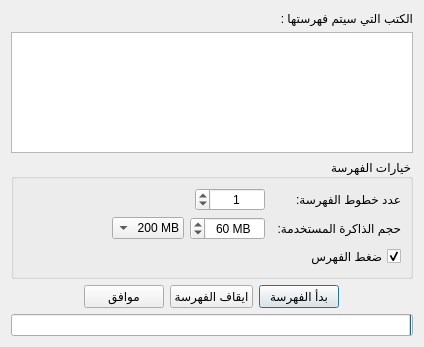
This is indexingdialg.ui in boussouira/albahhet as Qt 5 draws it before an edit. The edited form follows.
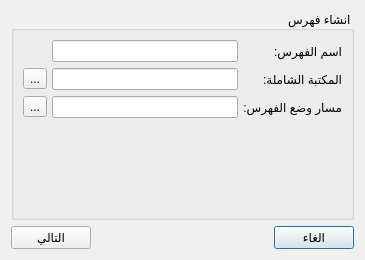
This is the edited form.

```diff
--- a/indexingdialg.ui
+++ b/indexingdialg.ui
@@ -6,8 +6,8 @@
    <rect>
     <x>0</x>
     <y>0</y>
-    <width>424</width>
-    <height>347</height>
+    <width>365</width>
+    <height>260</height>
    </rect>
   </property>
   <property name="windowTitle">
@@ -19,23 +19,121 @@
   <property name="locale">
    <locale language="Arabic" country="Morocco"/>
   </property>
+  <layout class="QVBoxLayout" name="verticalLayout_6">
+   <item>
+    <widget class="QStackedWidget" name="stackedWidget">
+     <widget class="QWidget" name="page">
+      <layout class="QVBoxLayout" name="verticalLayout_7">
+       <property name="spacing">
+        <number>0</number>
+       </property>
+       <property name="margin">
+        <number>0</number>
+       </property>
+       <item>
+        <widget class="QGroupBox" name="groupBox_2">
+         <property name="title">
+          <string>انشاء فهرس</string>
+         </property>
   <layout class="QVBoxLayout" name="verticalLayout_2">
    <item>
-    <widget class="QLabel" name="label">
+           <layout class="QGridLayout" name="gridLayout">
+            <property name="horizontalSpacing">
+             <number>5</number>
+            </property>
+            <item row="1" column="1">
+             <widget class="QLineEdit" name="lineShamelaPath">
      <property name="layoutDirection">
-      <enum>Qt::RightToLeft</enum>
-     </property>
-     <property name="locale">
-      <locale language="Arabic" country="Morocco"/>
-     </property>
+               <enum>Qt::LeftToRight</enum>
+              </property>
+              <property name="text">
+               <string/>
+              </property>
+             </widget>
+            </item>
+            <item row="1" column="2">
+             <widget class="QToolButton" name="buttonSelectShamela">
      <property name="text">
-      <string>الكتب التي سيتم فهرستها :</string>
+               <string>...</string>
      </property>
     </widget>
    </item>
-   <item>
-    <widget class="QListWidget" name="listWidget"/>
-   </item>
+            <item row="1" column="0">
+             <widget class="QLabel" name="label_4">
+              <property name="text">
+               <string>المكتبة الشاملة:</string>
+              </property>
+             </widget>
+            </item>
+            <item row="0" column="0">
+             <widget class="QLabel" name="label_5">
+              <property name="text">
+               <string>اسم الفهرس:</string>
+              </property>
+             </widget>
+            </item>
+            <item row="0" column="1">
+             <widget class="QLineEdit" name="lineIndexName">
+              <property name="sizePolicy">
+               <sizepolicy hsizetype="Expanding" vsizetype="Maximum">
+                <horstretch>0</horstretch>
+                <verstretch>0</verstretch>
+               </sizepolicy>
+              </property>
+              <property name="text">
+               <string/>
+              </property>
+             </widget>
+            </item>
+            <item row="2" column="1">
+             <widget class="QLineEdit" name="lineIndexPath">
+              <property name="layoutDirection">
+               <enum>Qt::LeftToRight</enum>
+              </property>
+              <property name="text">
+               <string/>
+              </property>
+             </widget>
+            </item>
+            <item row="2" column="0">
+             <widget class="QLabel" name="label_6">
+              <property name="text">
+               <string>مسار وضع الفهرس:</string>
+              </property>
+             </widget>
+            </item>
+            <item row="2" column="2">
+             <widget class="QToolButton" name="buttonSelectIndexPath">
+              <property name="text">
+               <string>...</string>
+              </property>
+             </widget>
+            </item>
+            <item row="3" column="1">
+             <spacer name="verticalSpacer">
+              <property name="orientation">
+               <enum>Qt::Vertical</enum>
+              </property>
+              <property name="sizeHint" stdset="0">
+               <size>
+                <width>20</width>
+                <height>40</height>
+               </size>
+              </property>
+             </spacer>
+            </item>
+           </layout>
+          </item>
+         </layout>
+        </widget>
+       </item>
+      </layout>
+     </widget>
+     <widget class="QWidget" name="page_2">
+      <layout class="QVBoxLayout" name="verticalLayout_3">
+       <property name="margin">
+        <number>0</number>
+       </property>
    <item>
     <widget class="QGroupBox" name="groupBox">
      <property name="layoutDirection">
@@ -124,7 +222,7 @@
            <set>Qt::AlignCenter</set>
           </property>
           <property name="suffix">
-           <string> MB</string>
+               <string/>
           </property>
           <property name="minimum">
            <number>10</number>
@@ -140,46 +238,46 @@
         <item>
          <widget class="QComboBox" name="comboBox">
           <property name="currentIndex">
-           <number>1</number>
+               <number>0</number>
           </property>
           <item>
            <property name="text">
-            <string>100 MB</string>
+                <string>100 ميغا</string>
            </property>
           </item>
           <item>
            <property name="text">
-            <string>200 MB</string>
+                <string>200 ميغا</string>
            </property>
           </item>
           <item>
            <property name="text">
-            <string>300 MB</string>
+                <string>300 ميغا</string>
            </property>
           </item>
           <item>
            <property name="text">
-            <string>500 MB</string>
+                <string>500 ميغا</string>
            </property>
           </item>
           <item>
            <property name="text">
-            <string>1 GB</string>
+                <string>1 جيغا</string>
            </property>
           </item>
           <item>
            <property name="text">
-            <string>1.5 GB</string>
+                <string>1.5 جيغا</string>
            </property>
           </item>
           <item>
            <property name="text">
-            <string>2 GB</string>
+                <string>2 حيغا</string>
            </property>
           </item>
           <item>
            <property name="text">
-            <string>3 GB</string>
+                <string>3 جيغا</string>
            </property>
           </item>
          </widget>
@@ -213,55 +311,61 @@
     </widget>
    </item>
    <item>
-    <layout class="QHBoxLayout" name="horizontalLayout">
-     <item>
-      <spacer name="horizontalSpacer">
+        <spacer name="verticalSpacer_2">
        <property name="orientation">
-        <enum>Qt::Horizontal</enum>
+          <enum>Qt::Vertical</enum>
        </property>
        <property name="sizeHint" stdset="0">
         <size>
-         <width>40</width>
-         <height>20</height>
+           <width>20</width>
+           <height>40</height>
         </size>
        </property>
       </spacer>
      </item>
+      </layout>
+     </widget>
+     <widget class="QWidget" name="page_3">
+      <layout class="QVBoxLayout" name="verticalLayout_4">
+       <property name="margin">
+        <number>0</number>
+       </property>
      <item>
-      <widget class="QPushButton" name="pushStartIndexing">
+        <widget class="QLabel" name="label">
+         <property name="layoutDirection">
+          <enum>Qt::RightToLeft</enum>
+         </property>
+         <property name="locale">
+          <locale language="Arabic" country="Morocco"/>
+         </property>
        <property name="text">
-        <string>بدأ الفهرسة</string>
+          <string>الكتب التي سيتم فهرستها :</string>
        </property>
       </widget>
      </item>
      <item>
-      <widget class="QPushButton" name="pushStopIndexing">
-       <property name="text">
-        <string>ايقاف الفهرسة</string>
-       </property>
-      </widget>
-     </item>
+        <widget class="QListWidget" name="listWidget"/>
+       </item>
+      </layout>
+     </widget>
+     <widget class="QWidget" name="page_4">
+      <layout class="QVBoxLayout" name="verticalLayout_5">
+       <property name="margin">
+        <number>0</number>
+       </property>
      <item>
-      <widget class="QPushButton" name="pushClose">
+        <widget class="QLabel" name="label_7">
        <property name="text">
-        <string>موافق</string>
+          <string>جاري الفهرسة...</string>
        </property>
       </widget>
      </item>
      <item>
-      <spacer name="horizontalSpacer_2">
-       <property name="orientation">
-        <enum>Qt::Horizontal</enum>
-       </property>
-       <property name="sizeHint" stdset="0">
-        <size>
-         <width>40</width>
-         <height>20</height>
-        </size>
-       </property>
-      </spacer>
-     </item>
-    </layout>
+        <widget class="QLabel" name="labelIndexedBook">
+         <property name="text">
+          <string/>
+         </property>
+        </widget>
    </item>
    <item>
     <widget class="QProgressBar" name="progressBar">
@@ -273,8 +377,113 @@
      </property>
     </widget>
    </item>
-  </layout>
- </widget>
+       <item>
+        <spacer name="verticalSpacer_3">
+         <property name="orientation">
+          <enum>Qt::Vertical</enum>
+         </property>
+         <property name="sizeHint" stdset="0">
+          <size>
+           <width>20</width>
+           <height>40</height>
+          </size>
+         </property>
+        </spacer>
+       </item>
+      </layout>
+     </widget>
+     <widget class="QWidget" name="page_5">
+      <layout class="QVBoxLayout" name="verticalLayout_8">
+       <item>
+        <widget class="QGroupBox" name="groupBox_3">
+         <property name="title">
+          <string>تمت الفهرس بنجاح</string>
+         </property>
+         <layout class="QVBoxLayout" name="verticalLayout_9">
+          <item>
+           <widget class="QLabel" name="labelIndexingInfo">
+            <property name="text">
+             <string>&lt;!DOCTYPE HTML PUBLIC &quot;-//W3C//DTD HTML 4.0//EN&quot; &quot;http://www.w3.org/TR/REC-html40/strict.dtd&quot;&gt;
+&lt;html&gt;&lt;head&gt;&lt;meta name=&quot;qrichtext&quot; content=&quot;1&quot; /&gt;&lt;style type=&quot;text/css&quot;&gt;
+p, li { white-space: pre-wrap; }
+&lt;/style&gt;&lt;/head&gt;&lt;body style=&quot; font-family:'MS Shell Dlg 2'; font-size:8.25pt; font-weight:400; font-style:normal;&quot;&gt;
+&lt;p dir='rtl' style=&quot; margin-top:0px; margin-bottom:0px; margin-left:0px; margin-right:0px; -qt-block-indent:0; text-indent:0px;&quot;&gt;تمت فهرسة %1&lt;/p&gt;
+&lt;p dir='rtl' style=&quot; margin-top:0px; margin-bottom:0px; margin-left:0px; margin-right:0px; -qt-block-indent:0; text-indent:0px;&quot;&gt;&lt;span style=&quot; font-size:8pt;&quot;&gt;تمت الفهرسة خلال %2&lt;/span&gt;&lt;/p&gt;
+&lt;p dir='rtl' style=&quot; margin-top:0px; margin-bottom:0px; margin-left:0px; margin-right:0px; -qt-block-indent:0; text-indent:0px;&quot;&gt;&lt;span style=&quot; font-size:8pt;&quot;&gt;تم ضغط الفهرس خلال %3&lt;/span&gt;&lt;/p&gt;
+&lt;p style=&quot;-qt-paragraph-type:empty; margin-top:0px; margin-bottom:0px; margin-left:0px; margin-right:0px; -qt-block-indent:0; text-indent:0px; font-size:8pt;&quot;&gt;&lt;/p&gt;&lt;/body&gt;&lt;/html&gt;</string>
+            </property>
+            <property name="textInteractionFlags">
+             <set>Qt::LinksAccessibleByMouse|Qt::TextSelectableByMouse</set>
+            </property>
+           </widget>
+          </item>
+         </layout>
+        </widget>
+       </item>
+       <item>
+        <spacer name="verticalSpacer_4">
+         <property name="orientation">
+          <enum>Qt::Vertical</enum>
+         </property>
+         <property name="sizeHint" stdset="0">
+          <size>
+           <width>20</width>
+           <height>40</height>
+          </size>
+         </property>
+        </spacer>
+       </item>
+      </layout>
+     </widget>
+    </widget>
+   </item>
+   <item>
+    <layout class="QHBoxLayout" name="horizontalLayout">
+     <item>
+      <widget class="QPushButton" name="pushCancel">
+       <property name="text">
+        <string>الغاء</string>
+       </property>
+      </widget>
+     </item>
+     <item>
+      <spacer name="horizontalSpacer_2">
+       <property name="orientation">
+        <enum>Qt::Horizontal</enum>
+       </property>
+       <property name="sizeHint" stdset="0">
+        <size>
+         <width>40</width>
+         <height>20</height>
+        </size>
+       </property>
+      </spacer>
+     </item>
+     <item>
+      <widget class="QPushButton" name="pushNext">
+       <property name="text">
+        <string>التالي</string>
+       </property>
+      </widget>
+     </item>
+    </layout>
+   </item>
+  </layout>
+ </widget>
+ <tabstops>
+  <tabstop>lineIndexName</tabstop>
+  <tabstop>buttonSelectShamela</tabstop>
+  <tabstop>lineShamelaPath</tabstop>
+  <tabstop>buttonSelectIndexPath</tabstop>
+  <tabstop>lineIndexPath</tabstop>
+  <tabstop>pushNext</tabstop>
+  <tabstop>pushCancel</tabstop>
+  <tabstop>spinThreadCount</tabstop>
+  <tabstop>comboBox</tabstop>
+  <tabstop>checkOptimizeIndex</tabstop>
+  <tabstop>listWidget</tabstop>
+  <tabstop>spinRamSize</tabstop>
+ </tabstops>
  <resources/>
  <connections/>
 </ui>
```
Lines whose indentation alone changed are shown as unchanged.
